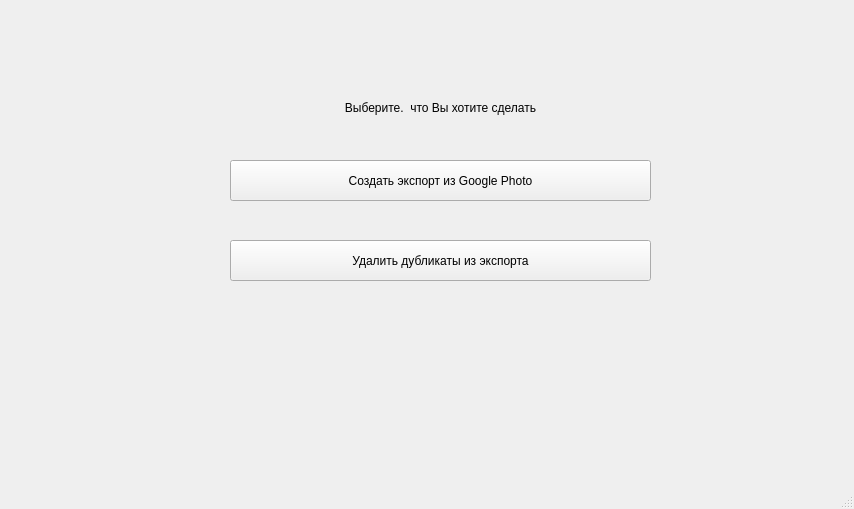
Above: main_window.ui from moiz303/google_downloader before the change. Below: the same form after it.
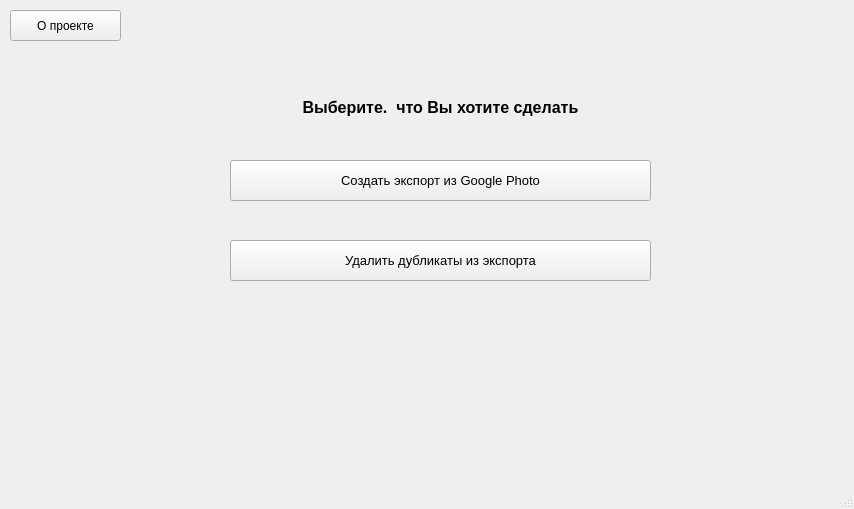
That is the form after the change.

```diff
--- a/main_window.ui
+++ b/main_window.ui
@@ -29,6 +29,13 @@
       <height>31</height>
      </size>
     </property>
+    <property name="font">
+     <font>
+      <pointsize>12</pointsize>
+      <weight>75</weight>
+      <bold>true</bold>
+     </font>
+    </property>
     <property name="text">
      <string>Выберите.  что Вы хотите сделать</string>
     </property>
@@ -51,6 +58,11 @@
       <height>41</height>
      </rect>
     </property>
+    <property name="font">
+     <font>
+      <pointsize>10</pointsize>
+     </font>
+    </property>
     <property name="text">
      <string>Создать экспорт из Google Photo</string>
     </property>
@@ -64,6 +76,11 @@
       <height>41</height>
      </rect>
     </property>
+    <property name="font">
+     <font>
+      <pointsize>10</pointsize>
+     </font>
+    </property>
     <property name="text">
      <string>Удалить дубликаты из экспорта</string>
     </property>
@@ -81,6 +98,19 @@
      <string/>
     </property>
    </widget>
+   <widget class="QPushButton" name="about_btn">
+    <property name="geometry">
+     <rect>
+      <x>10</x>
+      <y>10</y>
+      <width>111</width>
+      <height>31</height>
+     </rect>
+    </property>
+    <property name="text">
+     <string>О проекте</string>
+    </property>
+   </widget>
   </widget>
   <widget class="QStatusBar" name="statusbar"/>
  </widget>
```
